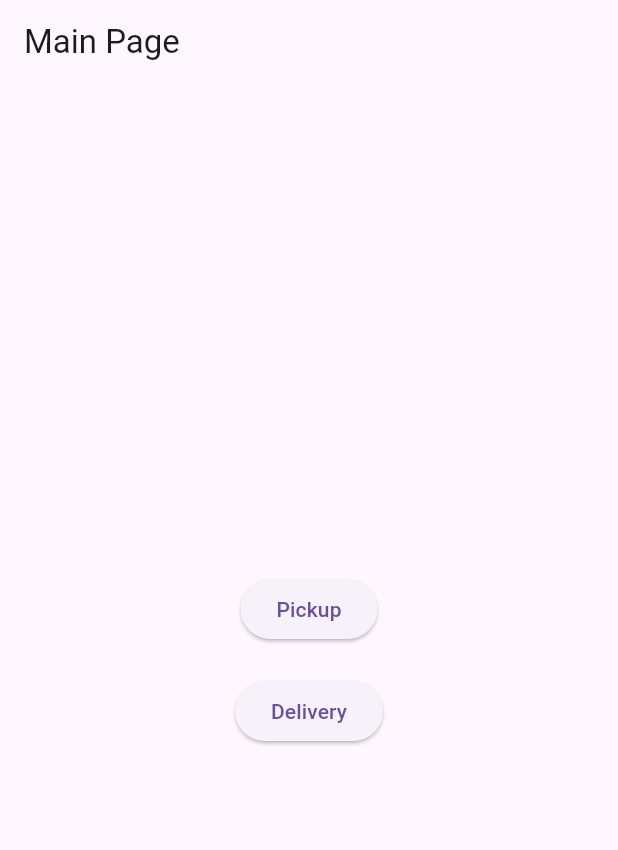
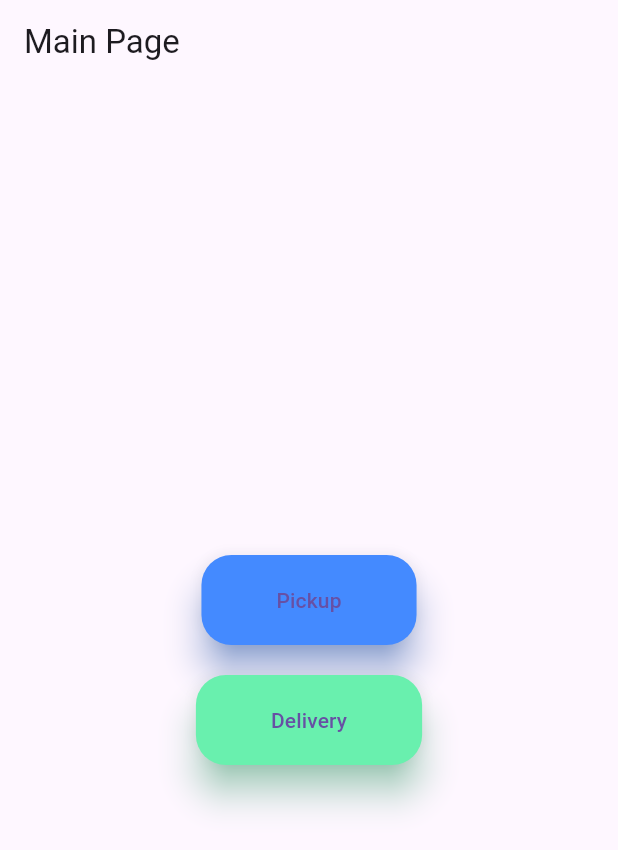
Before and after one commit to Jorda23/navigation_codelab, a Flutter app: the screen it shows after launch, on a phone screen of 412 x 824 dp. Shown: the top 850 px of the screen. Run offline on Flutter 3.47's test engine with Material 3 defaults, Android fonts, the phone set to English and light mode, and no system bars.

Commit message:
improve design

```diff
--- a/lib/main.dart
+++ b/lib/main.dart
@@ -13,6 +13,10 @@ class MyApp extends StatelessWidget {
       title: 'Flutter Demo',
       theme: ThemeData(
         primarySwatch: Colors.blue,
+        buttonTheme: ButtonThemeData(
+          buttonColor: Colors.blue,
+          textTheme: ButtonTextTheme.primary,
+        ),
       ),
       home: MyHomePage(),
     );
@@ -31,6 +35,15 @@ class MyHomePage extends StatelessWidget {
           mainAxisAlignment: MainAxisAlignment.center,
           children: <Widget>[
             ElevatedButton(
+              style: ElevatedButton.styleFrom(
+                backgroundColor: Colors.blueAccent, // Correct parameter for background color
+                shadowColor: Colors.blueAccent,
+                elevation: 10,
+                shape: RoundedRectangleBorder(
+                  borderRadius: BorderRadius.circular(20),
+                ),
+                padding: EdgeInsets.symmetric(horizontal: 50, vertical: 20),
+              ),
               onPressed: () {
                 Navigator.push(
                   context,
@@ -41,6 +54,15 @@ class MyHomePage extends StatelessWidget {
             ),
             SizedBox(height: 20),
             ElevatedButton(
+              style: ElevatedButton.styleFrom(
+                backgroundColor: Colors.greenAccent, // Correct parameter for background color
+                shadowColor: Colors.greenAccent,
+                elevation: 10,
+                shape: RoundedRectangleBorder(
+                  borderRadius: BorderRadius.circular(20),
+                ),
+                padding: EdgeInsets.symmetric(horizontal: 50, vertical: 20),
+              ),
               onPressed: () {
                 Navigator.push(
                   context,
```
Also changed, not shown: lib/delivery_page.dart (+58 -2 lines), lib/pickup_page.dart (+58 -2 lines).
